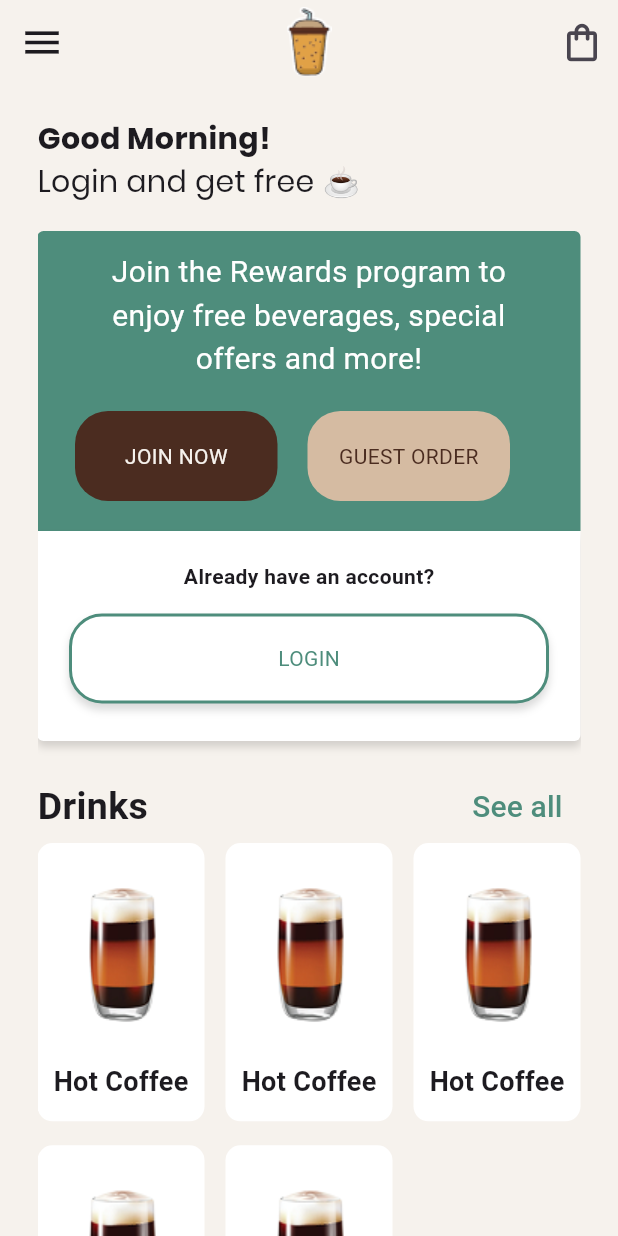
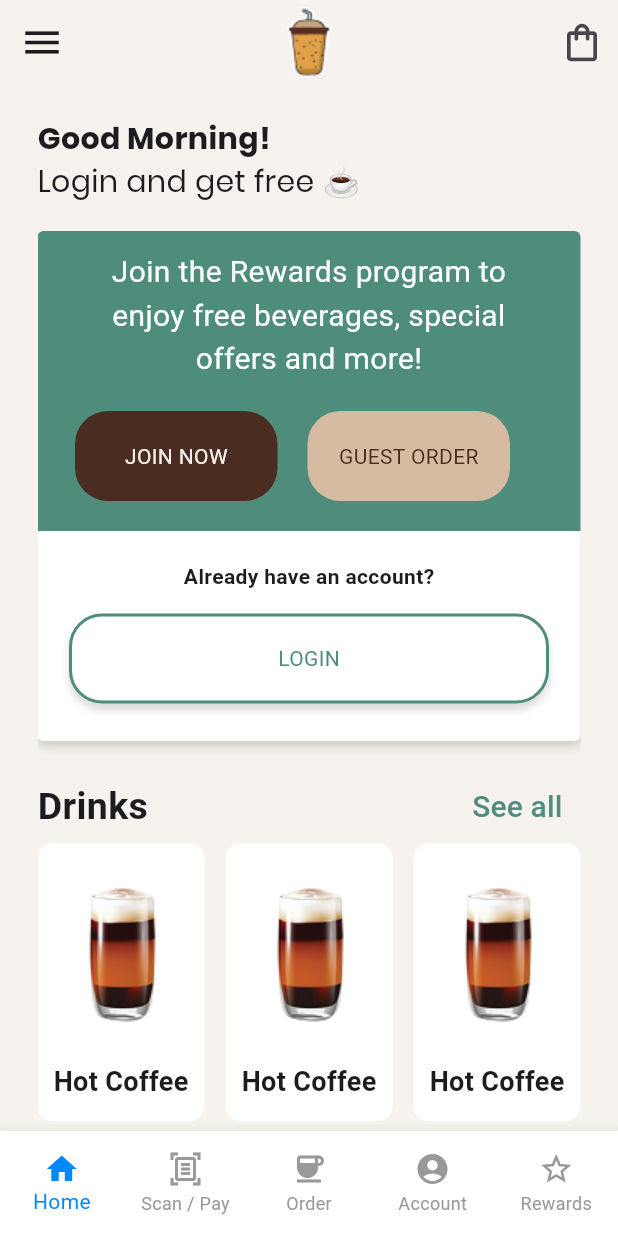
Before and after one commit to yaramegahed/coffee_app, a Flutter app: the screen it shows after launch, on a phone screen of 412 x 824 dp. Run offline on Flutter 3.47's test engine with Material 3 defaults, Android fonts, the phone set to English and light mode, and no system bars.

Commit message:
finish home view

```diff
--- a/lib/core/constants/app_colors.dart
+++ b/lib/core/constants/app_colors.dart
@@ -6,6 +6,8 @@ class AppColors {
   static const  brownButtonColor = Color(0xFF4B2C20);
   static const  beigeButtonColor = Color(0xFFD5BBA2);
   static const  beigeTextColor = Color(0xFFF6F2ED);
+  static const  blueColor = Color(0xFF0088FF);
+  static const  greyColor = Color(0xFF999999);
   static const  shadowColor = Color(0x25000000);
 
 }
--- a/lib/features/home/view/home_view.dart
+++ b/lib/features/home/view/home_view.dart
@@ -1,10 +1,23 @@
 import 'package:coffee_app/core/constants/app_colors.dart';
+import 'package:coffee_app/features/home/widget/custom_home_body.dart';
 import 'package:flutter/material.dart';
+import '../../scan/view/scan_view.dart';
 import '../widget/custom_app_bar.dart';
-import '../widget/custom_home_body.dart';
+import '../widget/custom_bottom_navigation_bar.dart';
 
-class HomeView extends StatelessWidget {
+class HomeView extends StatefulWidget {
   const HomeView({super.key});
+
+  @override
+  State<HomeView> createState() => _HomeViewState();
+}
+
+class _HomeViewState extends State<HomeView> {
+  int _selectedIndex = 0;
+  final List<Widget> _pages = [
+    CustomHomeBody(),
+    ScanView(),
+  ];
 
   @override
   Widget build(BuildContext context) {
@@ -12,7 +25,18 @@ class HomeView extends StatelessWidget {
       child: Scaffold(
         backgroundColor: AppColors.primaryColor,
         appBar: CustomAppBar(),
-        body: CustomHomeBody(),
+        body: IndexedStack(
+          index: _selectedIndex,
+          children: _pages,
+        ),
+        bottomNavigationBar: HomeLayout(
+          onTap: (index) {
+            setState(() {
+              _selectedIndex = index;
+            });
+          },
+          currentIndex: _selectedIndex,
+        ),
       ),
     );
   }
--- /dev/null
+++ b/lib/features/home/widget/custom_bottom_navigation_bar.dart
@@ -0,0 +1,47 @@
+import 'package:flutter/material.dart';
+import '../../../core/constants/app_colors.dart';
+
+class HomeLayout extends StatelessWidget {
+  final void Function(int) onTap;
+  final int currentIndex;
+  const HomeLayout({
+    super.key, required this.onTap, required this.currentIndex,
+  });
+
+  @override
+  Widget build(BuildContext context) {
+    return SizedBox(
+      height: 70,
+      child: BottomNavigationBar(
+        type: BottomNavigationBarType.fixed,
+        currentIndex: currentIndex,
+        onTap: onTap,
+        backgroundColor: Colors.white,
+        selectedItemColor: AppColors.blueColor,
+        unselectedItemColor: AppColors.greyColor,
+        items: const [
+          BottomNavigationBarItem(
+            icon: Icon(Icons.home),
+            label: 'Home',
+          ),
+          BottomNavigationBarItem(
+            icon: Icon(Icons.document_scanner_outlined),
+            label: 'Scan / Pay',
+          ),
+          BottomNavigationBarItem(
+            icon: Icon(Icons.coffee),
+            label: 'Order',
+          ),
+          BottomNavigationBarItem(
+            icon: Icon(Icons.account_circle),
+            label: 'Account',
+          ),
+          BottomNavigationBarItem(
+            icon: Icon(Icons.star_border),
+            label: 'Rewards',
+          ),
+        ],
+      ),
+    );
+  }
+}
--- a/lib/features/home/widget/custom_home_body.dart
+++ b/lib/features/home/widget/custom_home_body.dart
@@ -1,6 +1,4 @@
-import 'package:coffee_app/core/constants/app_colors.dart';
 import 'package:flutter/material.dart';
-
 import 'custom_home_order_container.dart';
 import 'custom_menu_categorized_row.dart';
 import 'custom_menu_items.dart';
--- /dev/null
+++ b/lib/features/scan/view/scan_view.dart
@@ -0,0 +1,10 @@
+import 'package:flutter/material.dart';
+
+class ScanView extends StatelessWidget {
+  const ScanView({super.key});
+
+  @override
+  Widget build(BuildContext context) {
+    return const Placeholder();
+  }
+}
```
